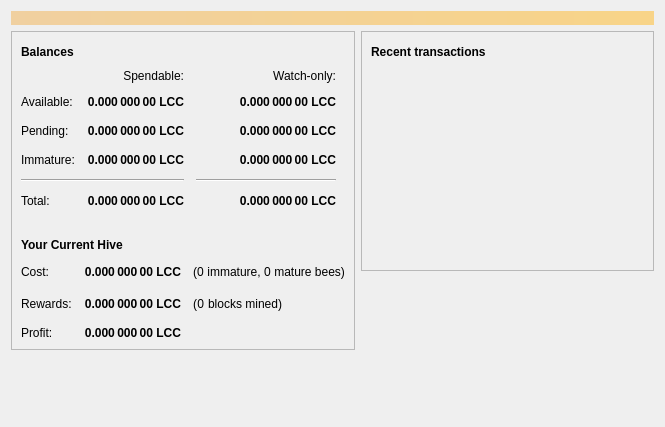
The window that src/qt/forms/overviewpage.ui (litecoincash-project/litecoincash) describes before a commit, drawn with Qt 5.
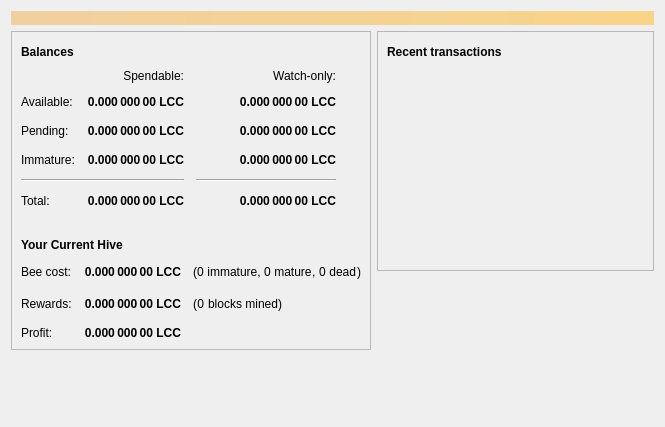
The same window after the commit. Icons and pictures are not drawn.

Patch:
```diff
--- a/src/qt/forms/overviewpage.ui
+++ b/src/qt/forms/overviewpage.ui
@@ -556,7 +556,7 @@
             <item row="0" column="0">
              <widget class="QLabel" name="costLabel_2">
               <property name="text">
-               <string>Cost:</string>
+               <string>Bee cost:</string>
               </property>
              </widget>
             </item>
@@ -609,7 +609,55 @@
                  </font>
                 </property>
                 <property name="text">
-                 <string> mature bees)</string>
+                 <string> mature</string>
+                </property>
+               </widget>
+              </item>
+              <item>
+               <widget class="QLabel" name="deadPreLabel">
+                <property name="font">
+                 <font>
+                  <kerning>true</kerning>
+                 </font>
+                </property>
+                <property name="text">
+                 <string>, </string>
+                </property>
+               </widget>
+              </item>
+              <item>
+               <widget class="QLabel" name="deadLabel">
+                <property name="font">
+                 <font>
+                  <kerning>true</kerning>
+                 </font>
+                </property>
+                <property name="text">
+                 <string>0</string>
+                </property>
+               </widget>
+              </item>
+              <item>
+               <widget class="QLabel" name="deadPostLabel">
+                <property name="font">
+                 <font>
+                  <kerning>true</kerning>
+                 </font>
+                </property>
+                <property name="text">
+                 <string> dead</string>
+                </property>
+               </widget>
+              </item>
+              <item>
+               <widget class="QLabel" name="blocksFoundRowLabel_6">
+                <property name="font">
+                 <font>
+                  <kerning>true</kerning>
+                 </font>
+                </property>
+                <property name="text">
+                 <string>)</string>
                 </property>
                </widget>
               </item>
```
